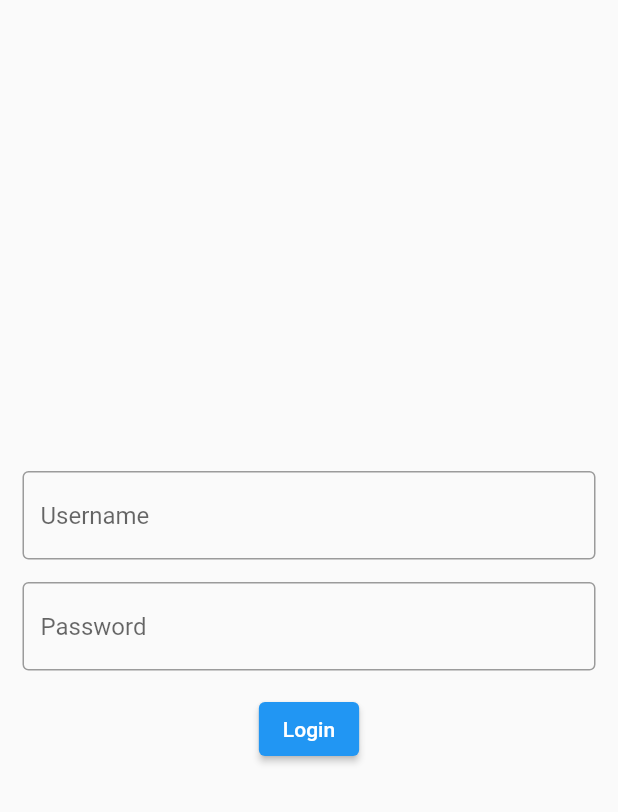
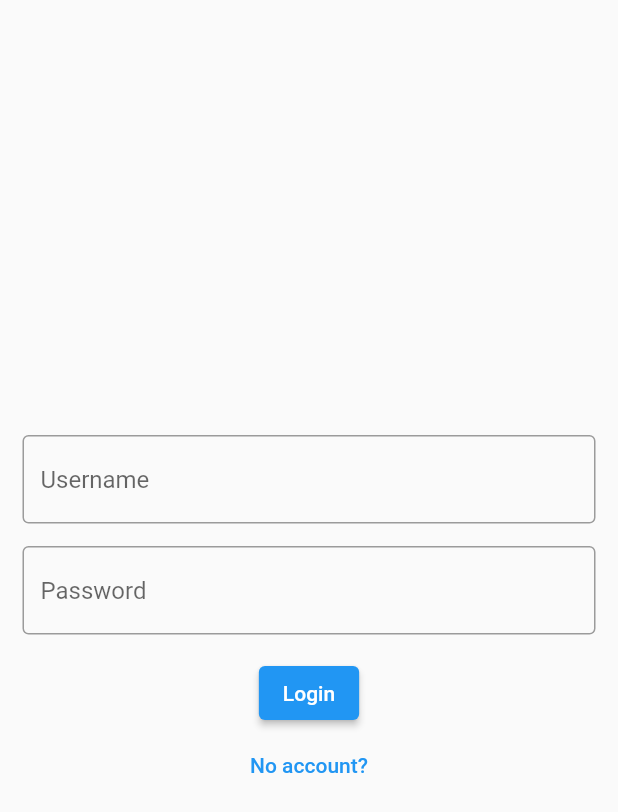
Before and after one commit to paopp2/pragmatic_todo, a Flutter app: the screen it shows after launch, on a phone screen of 412 x 824 dp. Shown: the top 812 px of the screen. Run offline on Flutter 3.47's test engine with Material 2 defaults, Android fonts, the phone set to English and light mode, and no system bars; our stand-ins replace flutter_hooks, freezed_annotation, hooks_riverpod, shared_preferences.

Commit message:
Add navigation from LoginScreen to RegisterScreen

```diff
--- a/lib/ui/auth/login_screen.dart
+++ b/lib/ui/auth/login_screen.dart
@@ -1,6 +1,7 @@
 import 'package:flutter/material.dart';
 import 'package:flutter_hooks/flutter_hooks.dart';
 import 'package:hooks_riverpod/hooks_riverpod.dart';
+import 'package:pragmatic_todo/app_router.dart';
 import 'package:pragmatic_todo/logic/auth/auth_providers.dart';
 
 class LoginScreen extends HookConsumerWidget {
@@ -34,9 +35,7 @@ class LoginScreen extends HookConsumerWidget {
                         hintText: 'Username',
                       ),
                     ),
-                    const SizedBox(
-                      height: 15,
-                    ),
+                    const SizedBox(height: 15),
                     TextFormField(
                       validator: controller.loginPasswordValidator,
                       obscureText: true,
@@ -45,13 +44,15 @@ class LoginScreen extends HookConsumerWidget {
                         hintText: 'Password',
                       ),
                     ),
-                    const SizedBox(
-                      height: 15,
-                    ),
+                    const SizedBox(height: 15),
                     ElevatedButton(
                       onPressed: controller.login,
                       child: const Text("Login"),
-                    )
+                    ),
+                    TextButton(
+                      child: const Text("No account?"),
+                      onPressed: () => AppRouter.gotoRegisterScreen(context),
+                    ),
                   ],
                 ),
               ),
```
